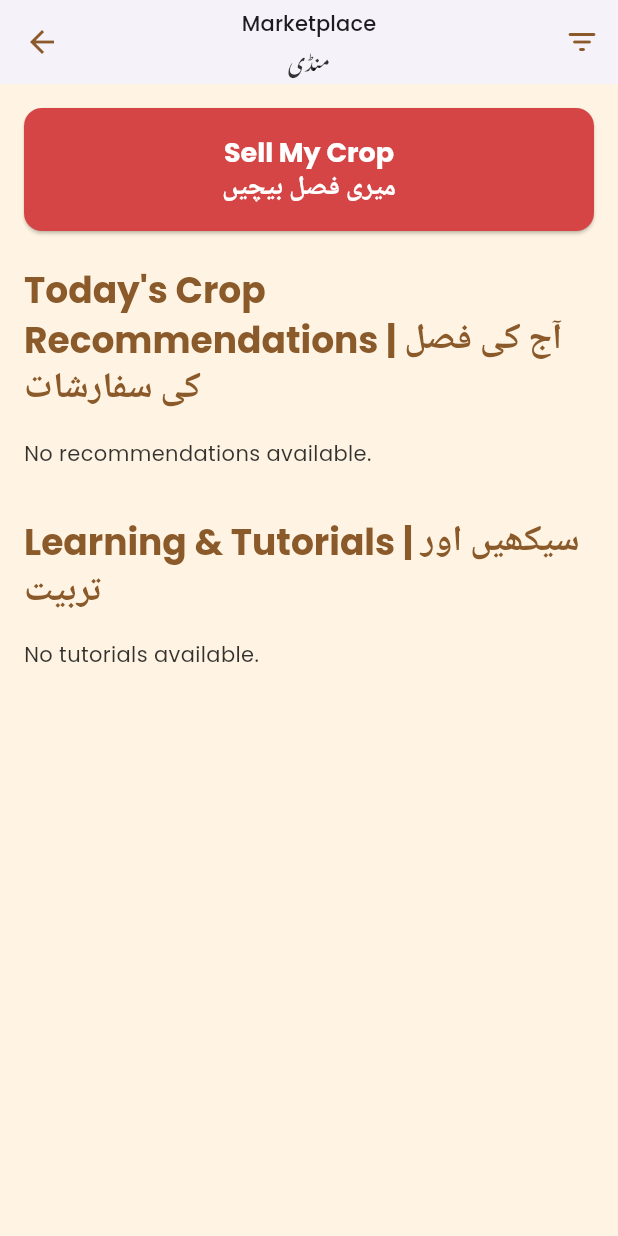
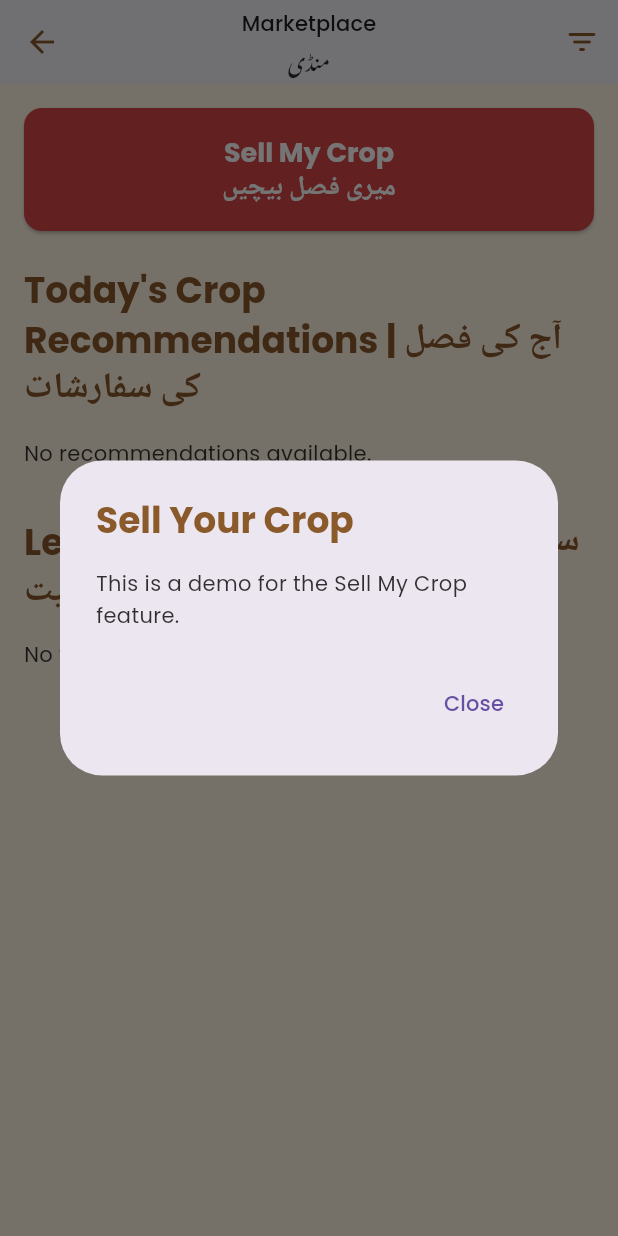
Before and after one commit to zkestroyer/farming, a Flutter app: the MarketplaceScreen screen opened directly, after a tap on "Sell My Crop", on a phone screen of 412 x 824 dp. Run offline on Flutter 3.47's test engine with Material 3 defaults, Android fonts, the phone set to English and light mode, and no system bars; our stand-ins replace cloud_firestore, cloud_functions, firebase_auth, firebase_core, google_fonts; missing offline and left inert: firebase_data_connect; accounts and stored records are empty.

Commit message:
marketplace final commit

```diff
--- a/lib/marketplace_screen.dart
+++ b/lib/marketplace_screen.dart
@@ -92,10 +92,21 @@ class _MarketplaceScreenState extends State<MarketplaceScreen> {
               width: double.infinity,
               child: ElevatedButton(
                 onPressed: () {
-                  _scrollController.animateTo(
-                    0,
-                    duration: const Duration(milliseconds: 300),
-                    curve: Curves.easeInOut,
+                  // Offline demo: show a simple dialog
+                  showDialog(
+                    context: context,
+                    builder: (context) => AlertDialog(
+                      title: const Text("Sell Your Crop"),
+                      content: const Text(
+                        "This is a demo for the Sell My Crop feature.",
+                      ),
+                      actions: [
+                        TextButton(
+                          onPressed: () => Navigator.of(context).pop(),
+                          child: const Text("Close"),
+                        ),
+                      ],
+                    ),
                   );
                 },
                 child: const BilingualText(
```
